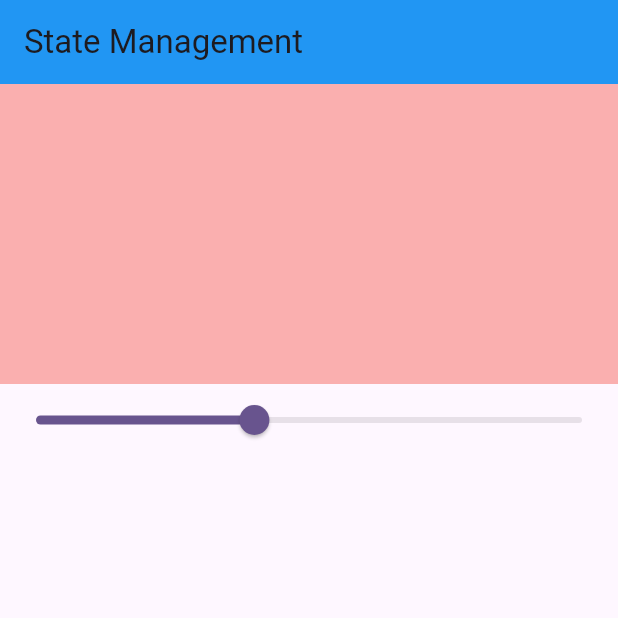
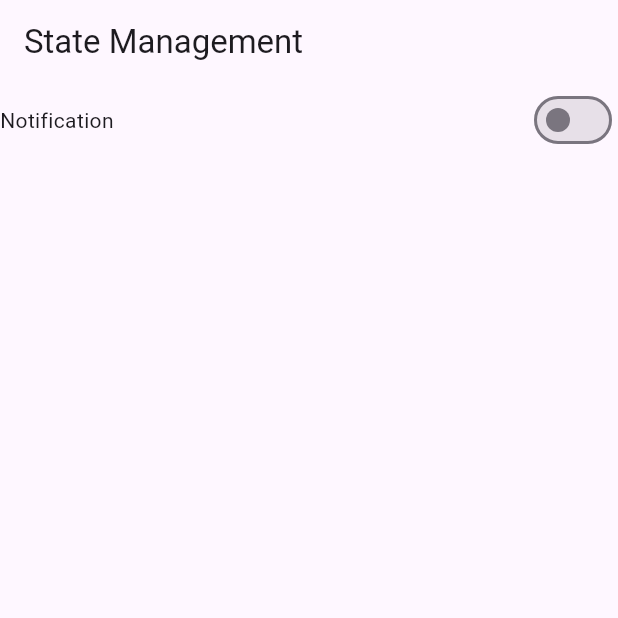
Before and after one commit to suraj-yadav0/getx_tutorial, a Flutter app: the screen it shows after launch, on a phone screen of 412 x 824 dp, the top half of it. Run offline on Flutter 3.47's test engine with Material 2 defaults, Android fonts, the phone set to English and light mode, and no system bars; our stand-ins replace get.

Commit message:
state management two examples

```diff
--- /dev/null
+++ b/lib/example_controller.dart
@@ -0,0 +1,9 @@
+import 'package:get/get.dart';
+
+class ExampleController extends GetxController {
+  RxBool notification = false.obs;
+
+  setNotification(bool value){
+notification.value = value;
+  }
+}
--- a/lib/main.dart
+++ b/lib/main.dart
@@ -2,6 +2,7 @@ import 'package:flutter/material.dart';
 import 'package:get/get_navigation/get_navigation.dart';
 
 import 'package:getx_tutorial/counter_screen.dart';
+import 'package:getx_tutorial/new_Screen.dart';
 
 
 void main() {
@@ -21,7 +22,7 @@ class MyApp extends StatelessWidget {
         colorScheme: ColorScheme.fromSeed(seedColor: Colors.deepPurple),
         useMaterial3: true,
       ),
-      home: const CounterScreen(),
+      home: const NewScreen(),
     );
   }
 }
--- /dev/null
+++ b/lib/new_screen.dart
@@ -0,0 +1,41 @@
+import 'package:flutter/material.dart';
+import 'package:get/get.dart';
+import 'package:getx_tutorial/example_controller.dart';
+
+class NewScreen extends StatefulWidget {
+  const NewScreen({super.key});
+
+  @override
+  State<NewScreen> createState() => _NewScreenState();
+}
+
+class _NewScreenState extends State<NewScreen> {
+  ExampleController exampleController = Get.put(ExampleController());
+  bool notification = false;
+  @override
+  Widget build(BuildContext context) {
+      print('something');
+    return Scaffold(
+
+      appBar: AppBar(
+        title: const Text("State Management"),
+      ),
+
+      body: Column(children: [
+
+        Row(
+          mainAxisAlignment: MainAxisAlignment.spaceBetween,
+          children: [
+            const Text("Notification"),
+          Obx(() =>   Switch(value: exampleController.notification.value, onChanged: ( value) {
+             exampleController.notification.value = value;
+              // setState(() {
+
+              // });
+            }))
+          ],
+        )
+      ]),
+    );
+  }
+}
```
